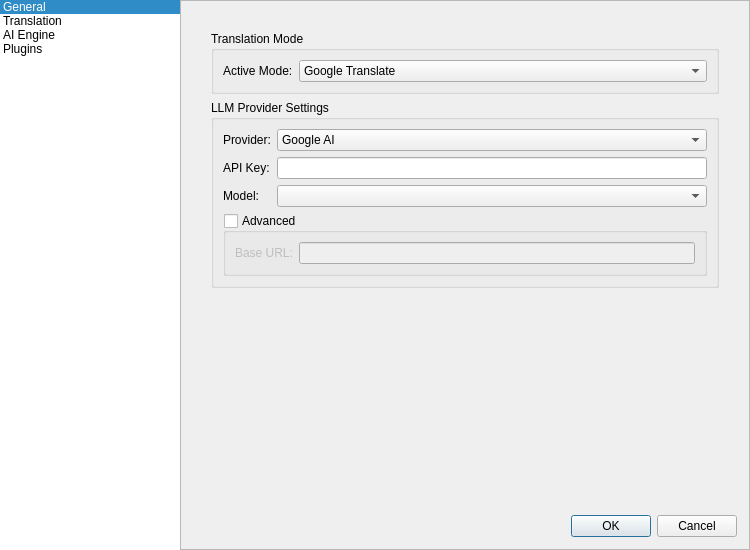
The window that src/dialogs/settingsdialog.ui (NST-Ghost/NST-Ghost) describes before a commit, drawn with Qt 5.
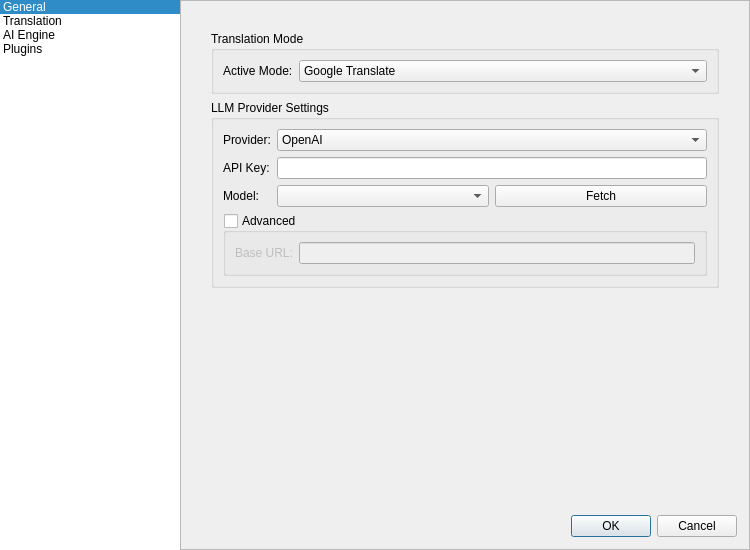
The same window after the commit. The open tabs and pages were chosen to show the change.

Commit message: feat: Implement dynamic LLM model fetching for OpenAI with a dedicated UI button and provider option in settings.

```diff
--- a/src/dialogs/settingsdialog.ui
+++ b/src/dialogs/settingsdialog.ui
@@ -318,6 +318,11 @@
                      </item>
                      <item row="0" column="1">
                       <widget class="QComboBox" name="llmProviderComboBox">
+                       <item>
+                        <property name="text">
+                         <string>OpenAI</string>
+                        </property>
+                       </item>
                        <item>
                         <property name="text">
                          <string>Google AI</string>
@@ -348,7 +353,21 @@
                       </widget>
                      </item>
                      <item row="2" column="1">
-                      <widget class="QComboBox" name="llmModelComboBox" />
+                      <layout class="QHBoxLayout" name="horizontalLayout_model">
+                       <item>
+                        <widget class="QComboBox" name="llmModelComboBox" />
+                       </item>
+                       <item>
+                        <widget class="QPushButton" name="fetchModelsButton">
+                         <property name="text">
+                          <string>Fetch</string>
+                         </property>
+                         <property name="toolTip">
+                          <string>Fetch available models from the provider using the API key</string>
+                         </property>
+                        </widget>
+                       </item>
+                      </layout>
                      </item>
                      <item row="3" column="0" colspan="2">
                       <widget class="QGroupBox" name="llmAdvancedGroupBox">
```
The commit also changes 4 other files.
